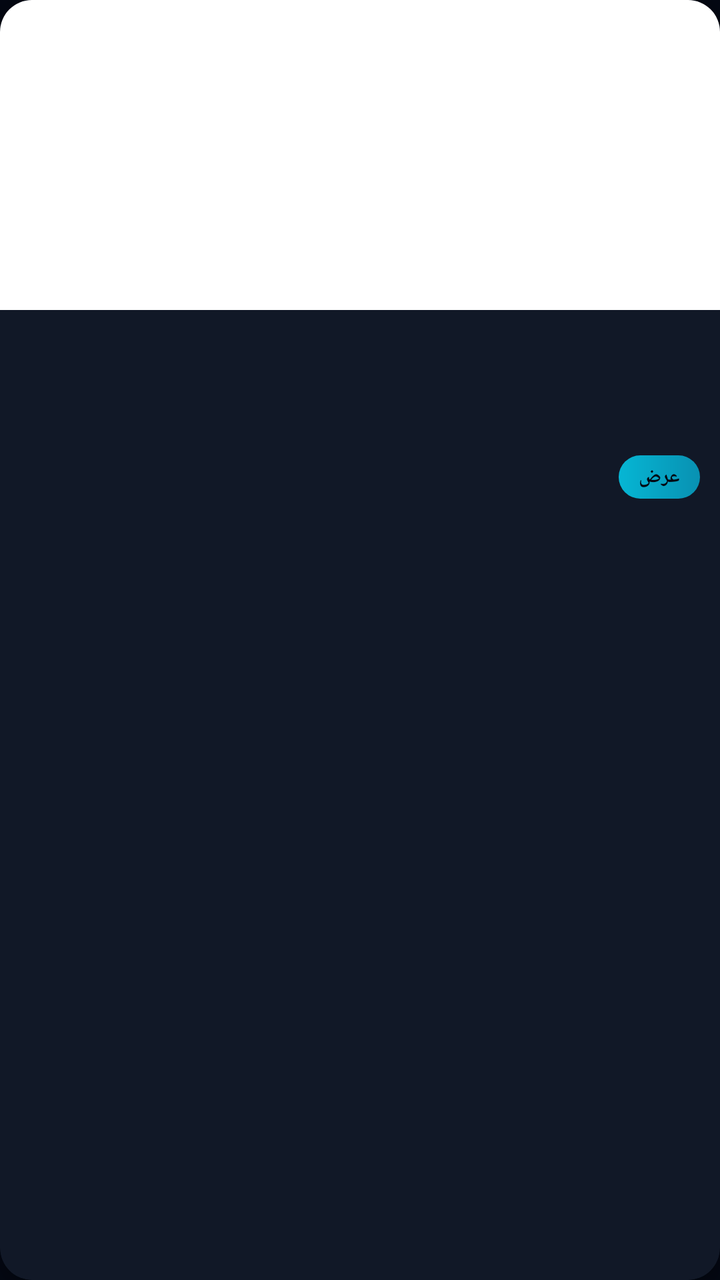
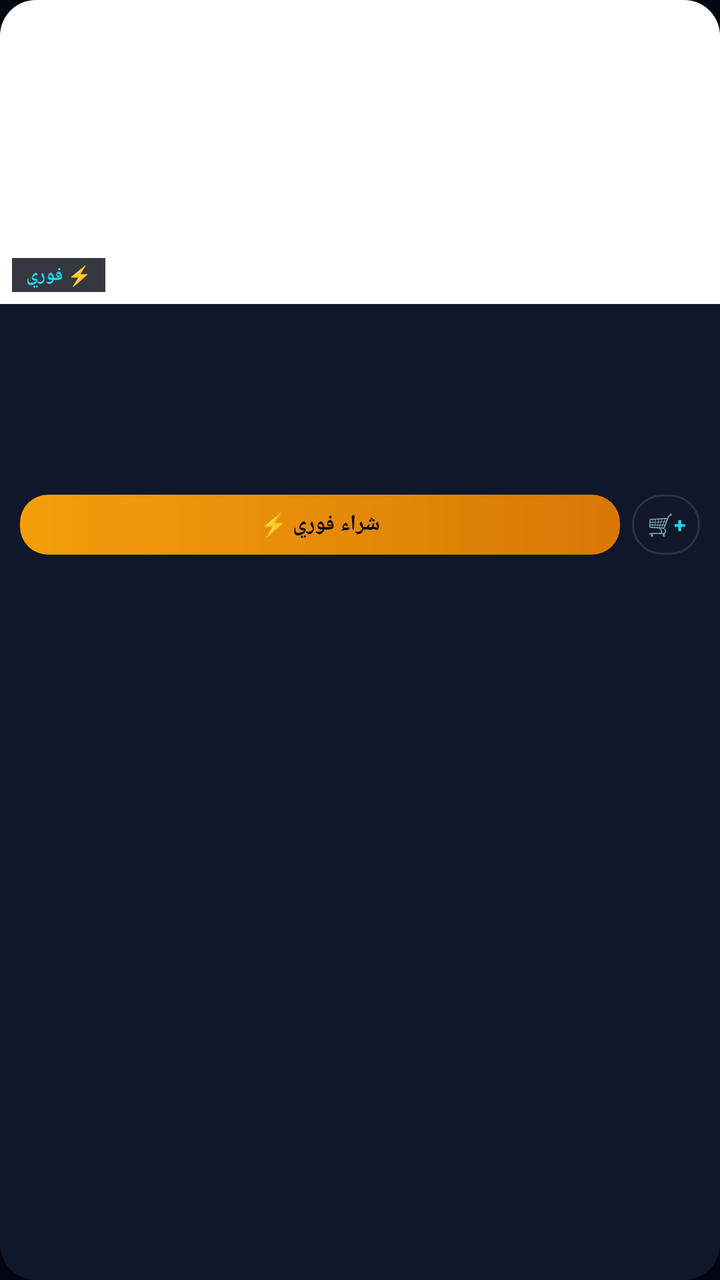

Compare the two renders of this Android layout. The source of the first and the diff that turns it into the second are given below.
<!-- AndroidManifest.xml: application theme Theme.RaqamiyatApp -->
<!-- res/layout/item_product_card.xml -->
<?xml version="1.0" encoding="utf-8"?>
<androidx.cardview.widget.CardView xmlns:android="http://schemas.android.com/apk/res/android"
    xmlns:app="http://schemas.android.com/apk/res-auto"
    android:layout_width="match_parent"
    android:layout_height="wrap_content"
    android:layout_margin="6dp"
    android:clickable="true"
    android:focusable="true"
    android:foreground="?android:attr/selectableItemBackground"
    app:cardBackgroundColor="#111827"
    app:cardCornerRadius="16dp"
    app:cardElevation="4dp">

    <LinearLayout
        android:layout_width="match_parent"
        android:layout_height="wrap_content"
        android:orientation="vertical">

        <FrameLayout
            android:layout_width="match_parent"
            android:layout_height="155dp"
            android:background="#FFFFFF">

            <ImageView
                android:id="@+id/product_image"
                android:layout_width="match_parent"
                android:layout_height="match_parent"
                android:scaleType="centerCrop"
                android:contentDescription="صورة المنتج" />

            <TextView
                android:id="@+id/badge_stock"
                android:layout_width="wrap_content"
                android:layout_height="wrap_content"
                android:layout_gravity="top|start"
                android:layout_margin="8dp"
                android:background="#DC2626"
                android:paddingHorizontal="8dp"
                android:paddingVertical="3dp"
                android:text="نفذت الكمية"
                android:textColor="#FFFFFF"
                android:textSize="10sp"
                android:textStyle="bold"
                android:visibility="gone" />

            <TextView
                android:id="@+id/badge_featured"
                android:layout_width="wrap_content"
                android:layout_height="wrap_content"
                android:layout_gravity="top|end"
                android:layout_margin="8dp"
                android:background="#D97706"
                android:paddingHorizontal="8dp"
                android:paddingVertical="3dp"
                android:text="مميز ★"
                android:textColor="#FFFFFF"
                android:textSize="10sp"
                android:textStyle="bold"
                android:visibility="gone" />
        </FrameLayout>

        <LinearLayout
            android:layout_width="match_parent"
            android:layout_height="wrap_content"
            android:orientation="vertical"
            android:padding="10dp">

            <TextView
                android:id="@+id/product_category"
                android:layout_width="match_parent"
                android:layout_height="wrap_content"
                android:ellipsize="end"
                android:maxLines="1"
                android:textColor="#22D3EE"
                android:textSize="10sp"
                android:textStyle="bold" />

            <TextView
                android:id="@+id/product_name"
                android:layout_width="match_parent"
                android:layout_height="38dp"
                android:layout_marginTop="3dp"
                android:ellipsize="end"
                android:maxLines="2"
                android:textColor="#F8FAFC"
                android:textSize="13sp"
                android:textStyle="bold" />

            <LinearLayout
                android:layout_width="match_parent"
                android:layout_height="wrap_content"
                android:layout_marginTop="8dp"
                android:gravity="center_vertical"
                android:orientation="horizontal">

                <TextView
                    android:id="@+id/product_price"
                    android:layout_width="0dp"
                    android:layout_height="wrap_content"
                    android:layout_weight="1"
                    android:textColor="#FBBF24"
                    android:textSize="14sp"
                    android:textStyle="bold" />

                <TextView
                    android:layout_width="wrap_content"
                    android:layout_height="wrap_content"
                    android:background="@drawable/bg_chip_selected"
                    android:paddingHorizontal="10dp"
                    android:paddingVertical="4dp"
                    android:text="عرض"
                    android:textColor="#030712"
                    android:textSize="10sp"
                    android:textStyle="bold" />
            </LinearLayout>
        </LinearLayout>
    </LinearLayout>
</androidx.cardview.widget.CardView>
<!-- resources referenced by this layout -->
<resources>
  <!-- drawable bg_chip_selected (drawable) -->
  <?xml version="1.0" encoding="utf-8"?>
  <shape xmlns:android="http://schemas.android.com/apk/res/android" android:shape="rectangle">
      <gradient
          android:startColor="#06B6D4"
          android:endColor="#0891B2"
          android:angle="0" />
      <corners android:radius="20dp" />
  </shape>
  <style name="Theme.RaqamiyatApp" parent="Theme.MaterialComponents.DayNight.NoActionBar">
          <item name="colorPrimary">#06B6D4</item>
          <item name="colorPrimaryVariant">#0891B2</item>
          <item name="colorOnPrimary">#000000</item>
          <item name="android:statusBarColor">#030712</item>
          <item name="android:navigationBarColor">#030712</item>
          <item name="android:windowBackground">#030712</item>
      </style>
</resources>

<!-- the commit's change to res/layout/item_product_card.xml (unified diff, before → after) -->
@@ -3,13 +3,13 @@
     xmlns:app="http://schemas.android.com/apk/res-auto"
     android:layout_width="match_parent"
     android:layout_height="wrap_content"
-    android:layout_margin="6dp"
+    android:layout_margin="5dp"
     android:clickable="true"
     android:focusable="true"
     android:foreground="?android:attr/selectableItemBackground"
-    app:cardBackgroundColor="#111827"
-    app:cardCornerRadius="16dp"
-    app:cardElevation="4dp">
+    app:cardBackgroundColor="#0F172A"
+    app:cardCornerRadius="18dp"
+    app:cardElevation="5dp">
 
     <LinearLayout
         android:layout_width="match_parent"
@@ -18,15 +18,16 @@
 
         <FrameLayout
             android:layout_width="match_parent"
-            android:layout_height="155dp"
+            android:layout_height="152dp"
             android:background="#FFFFFF">
 
             <ImageView
                 android:id="@+id/product_image"
                 android:layout_width="match_parent"
                 android:layout_height="match_parent"
-                android:scaleType="centerCrop"
-                android:contentDescription="صورة المنتج" />
+                android:contentDescription="صورة المنتج"
+                android:padding="4dp"
+                android:scaleType="fitCenter" />
 
             <TextView
                 android:id="@+id/badge_stock"
@@ -34,12 +35,12 @@
                 android:layout_height="wrap_content"
                 android:layout_gravity="top|start"
                 android:layout_margin="8dp"
-                android:background="#DC2626"
+                android:background="@drawable/bg_badge_red"
                 android:paddingHorizontal="8dp"
                 android:paddingVertical="3dp"
-                android:text="نفذت الكمية"
+                android:text="نفدت الكمية"
                 android:textColor="#FFFFFF"
-                android:textSize="10sp"
+                android:textSize="9.5sp"
                 android:textStyle="bold"
                 android:visibility="gone" />
 
@@ -49,14 +50,28 @@
                 android:layout_height="wrap_content"
                 android:layout_gravity="top|end"
                 android:layout_margin="8dp"
-                android:background="#D97706"
+                android:background="@drawable/bg_button_gold"
                 android:paddingHorizontal="8dp"
                 android:paddingVertical="3dp"
                 android:text="مميز ★"
-                android:textColor="#FFFFFF"
-                android:textSize="10sp"
+                android:textColor="#030712"
+                android:textSize="9.5sp"
                 android:textStyle="bold"
                 android:visibility="gone" />
+
+            <TextView
+                android:id="@+id/badge_instant"
+                android:layout_width="wrap_content"
+                android:layout_height="wrap_content"
+                android:layout_gravity="bottom|start"
+                android:layout_margin="6dp"
+                android:background="#CC030712"
+                android:paddingHorizontal="7dp"
+                android:paddingVertical="2dp"
+                android:text="⚡ فوري"
+                android:textColor="#22D3EE"
+                android:textSize="9.5sp"
+                android:textStyle="bold" />
         </FrameLayout>
 
         <LinearLayout
@@ -78,12 +93,24 @@
             <TextView
                 android:id="@+id/product_name"
                 android:layout_width="match_parent"
-                android:layout_height="38dp"
-                android:layout_marginTop="3dp"
+                android:layout_height="36dp"
+                android:layout_marginTop="2dp"
                 android:ellipsize="end"
+                android:lineSpacingMultiplier="1.1"
                 android:maxLines="2"
                 android:textColor="#F8FAFC"
-                android:textSize="13sp"
+                android:textSize="12.5sp"
+                android:textStyle="bold" />
+
+            <TextView
+                android:id="@+id/product_price"
+                android:layout_width="match_parent"
+                android:layout_height="wrap_content"
+                android:layout_marginTop="6dp"
+                android:ellipsize="end"
+                android:maxLines="1"
+                android:textColor="#FBBF24"
+                android:textSize="14.5sp"
                 android:textStyle="bold" />
 
             <LinearLayout
@@ -94,23 +121,27 @@
                 android:orientation="horizontal">
 
                 <TextView
-                    android:id="@+id/product_price"
+                    android:id="@+id/btn_card_buy"
                     android:layout_width="0dp"
-                    android:layout_height="wrap_content"
+                    android:layout_height="30dp"
                     android:layout_weight="1"
-                    android:textColor="#FBBF24"
-                    android:textSize="14sp"
+                    android:background="@drawable/bg_button_gold"
+                    android:gravity="center"
+                    android:text="شراء فوري ⚡"
+                    android:textColor="#030712"
+                    android:textSize="11sp"
                     android:textStyle="bold" />
 
                 <TextView
-                    android:layout_width="wrap_content"
-                    android:layout_height="wrap_content"
-                    android:background="@drawable/bg_chip_selected"
-                    android:paddingHorizontal="10dp"
-                    android:paddingVertical="4dp"
-                    android:text="عرض"
-                    android:textColor="#030712"
-                    android:textSize="10sp"
+                    android:id="@+id/btn_card_cart"
+                    android:layout_width="34dp"
+                    android:layout_height="30dp"
+                    android:layout_marginStart="6dp"
+                    android:background="@drawable/bg_chip_unselected"
+                    android:gravity="center"
+                    android:text="🛒+"
+                    android:textColor="#22D3EE"
+                    android:textSize="10.5sp"
                     android:textStyle="bold" />
             </LinearLayout>
         </LinearLayout>
<!-- resource entries referenced after the edit -->
@@ -1,13 +1,27 @@
 <!-- resources referenced by this layout -->
 <resources>
-  <!-- drawable bg_chip_selected (drawable) -->
+  <!-- drawable bg_badge_red (drawable) -->
+  <?xml version="1.0" encoding="utf-8"?>
+  <shape xmlns:android="http://schemas.android.com/apk/res/android" android:shape="rectangle">
+      <solid android:color="#26EF4444" />
+      <corners android:radius="999dp" />
+      <stroke android:width="1dp" android:color="#EF4444" />
+  </shape>
+  <!-- drawable bg_button_gold (drawable) -->
   <?xml version="1.0" encoding="utf-8"?>
   <shape xmlns:android="http://schemas.android.com/apk/res/android" android:shape="rectangle">
       <gradient
-          android:startColor="#06B6D4"
-          android:endColor="#0891B2"
+          android:startColor="#F59E0B"
+          android:endColor="#D97706"
           android:angle="0" />
+      <corners android:radius="14dp" />
+  </shape>
+  <!-- drawable bg_chip_unselected (drawable) -->
+  <?xml version="1.0" encoding="utf-8"?>
+  <shape xmlns:android="http://schemas.android.com/apk/res/android" android:shape="rectangle">
+      <solid android:color="#111827" />
       <corners android:radius="20dp" />
+      <stroke android:width="1dp" android:color="#263248" />
   </shape>
   <style name="Theme.RaqamiyatApp" parent="Theme.MaterialComponents.DayNight.NoActionBar">
           <item name="colorPrimary">#06B6D4</item>
